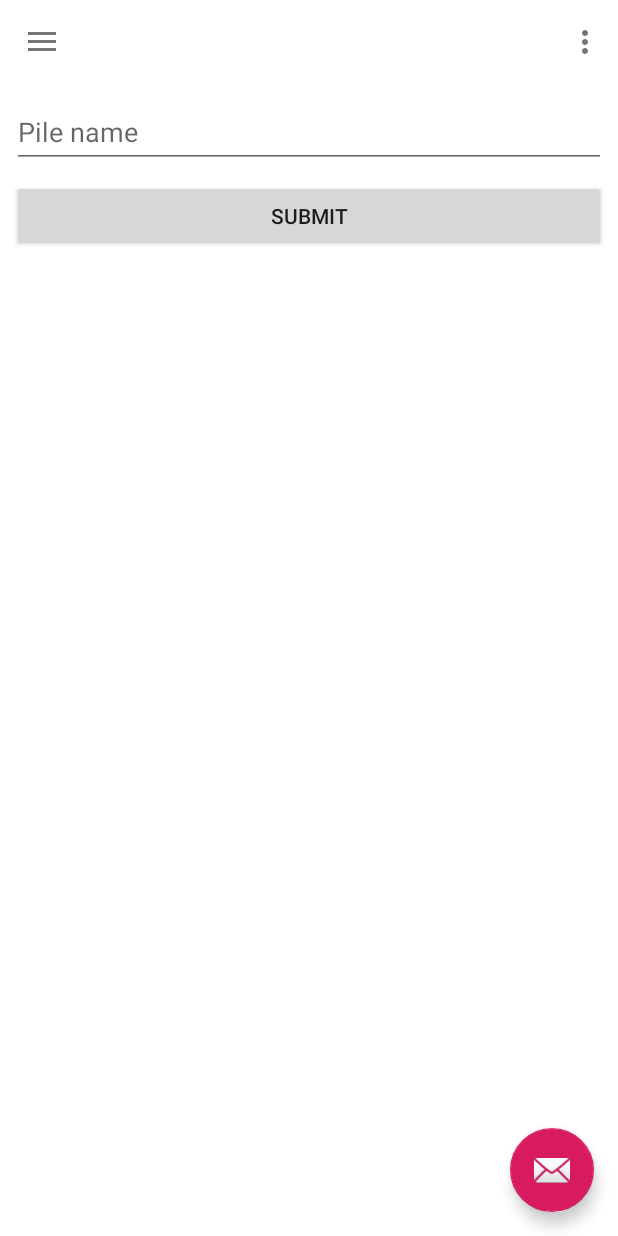
After one commit to Bryanx/byheart, an Android app: the fragment EditPileFragment placed in its activity, on a phone screen of 412 x 824 dp. The commit adds this screen. Run offline under Robolectric (Android 15) with nearby library versions, the phone set to English and light mode, and no system bars; our stand-ins replace Room's generated code; libraries missing offline, so code that uses them is left out: com.thoughtbot.expandablerecyclerview; 1 statement that could not run was skipped.

Commit message:
New piles can now be added

```diff
--- a/app/src/main/java/com/example/byheart/MainActivity.kt
+++ b/app/src/main/java/com/example/byheart/MainActivity.kt
@@ -10,7 +10,7 @@ import androidx.lifecycle.ViewModelProviders
 import androidx.recyclerview.widget.LinearLayoutManager
 import androidx.recyclerview.widget.RecyclerView
 import com.example.byheart.card.CardFragment
-import com.example.byheart.pile.Overview
+import com.example.byheart.overview.Overview
 import com.example.byheart.pile.Pile
 import com.example.byheart.pile.PileFragment
 import com.example.byheart.pile.PileViewModel
@@ -24,10 +24,13 @@ import java.util.Arrays.asList
 
 class MainActivity : BaseActivity(), NavigationView.OnNavigationItemSelectedListener {
 
+    private lateinit var recyclerView: RecyclerView
+
     override fun onCreate(savedInstanceState: Bundle?) {
         super.onCreate(savedInstanceState)
         setContentView(R.layout.activity_main)
         setSupportActionBar(toolbar)
+        supportActionBar?.title = ""
         fab.setOnClickListener { view ->
             Snackbar.make(view, "Replace with your own action", Snackbar.LENGTH_LONG)
                 .setAction("Action", null).show()
@@ -42,7 +45,7 @@ class MainActivity : BaseActivity(), NavigationView.OnNavigationItemSelectedList
     }
 
     private fun populateMenu() {
-        val recyclerView = findViewById<RecyclerView>(R.id.testlist)
+        recyclerView = findViewById(R.id.activity_main_recyclerview)
         val layoutManager = LinearLayoutManager(this)
         val pileViewModel = ViewModelProviders.of(this).get(PileViewModel::class.java)
         pileViewModel.allPiles.observe(this, Observer<List<Pile>> { piles ->
@@ -53,8 +56,10 @@ class MainActivity : BaseActivity(), NavigationView.OnNavigationItemSelectedList
         })
     }
 
+    fun closeDrawer(): Unit = drawer_layout.closeDrawer(GravityCompat.START)
+
     override fun onBackPressed() = when {
-        drawer_layout.isDrawerOpen(GravityCompat.START) -> drawer_layout.closeDrawer(GravityCompat.START)
+        drawer_layout.isDrawerOpen(GravityCompat.START) -> closeDrawer()
         else -> super.onBackPressed()
     }
 
@@ -79,7 +84,7 @@ class MainActivity : BaseActivity(), NavigationView.OnNavigationItemSelectedList
             }
         }
 
-        drawer_layout.closeDrawer(GravityCompat.START)
+        closeDrawer()
         return true
     }
 }
--- a/app/src/main/java/com/example/byheart/card/CardFragment.kt
+++ b/app/src/main/java/com/example/byheart/card/CardFragment.kt
@@ -16,6 +16,7 @@ import androidx.lifecycle.Observer
 import androidx.lifecycle.ViewModelProviders
 import androidx.recyclerview.widget.LinearLayoutManager
 import androidx.recyclerview.widget.RecyclerView
+import com.example.byheart.MainActivity
 import com.example.byheart.R
 
 class CardFragment : Fragment() {
@@ -33,6 +34,7 @@ class CardFragment : Fragment() {
         recyclerView.adapter = adapter
         recyclerView.layoutManager = LinearLayoutManager(layout.context)
         addEventHandlers(adapter)
+        (activity as MainActivity).closeDrawer()
         return layout
     }
 
--- a/app/src/main/java/com/example/byheart/pile/Overview.kt
+++ b/app/src/main/java/com/example/byheart/overview/Overview.kt
@@ -1,5 +1,6 @@
-package com.example.byheart.pile
+package com.example.byheart.overview
 
+import com.example.byheart.pile.Pile
 import com.thoughtbot.expandablerecyclerview.models.ExpandableGroup
 
 class Overview(title: String, items: List<Pile>) : ExpandableGroup<Pile>(title, items)
--- a/app/src/main/java/com/example/byheart/pile/Pile.kt
+++ b/app/src/main/java/com/example/byheart/pile/Pile.kt
@@ -9,15 +9,15 @@ import androidx.room.PrimaryKey
 @Entity
 data class Pile(@ColumnInfo(name = "name") val name: String?) : Parcelable {
     @PrimaryKey(autoGenerate = true)
-    var id: Int = 0
+    var id: Long = 0
 
     constructor(parcel: Parcel) : this(parcel.readString()) {
-        id = parcel.readInt()
+        id = parcel.readLong()
     }
 
     override fun writeToParcel(parcel: Parcel, flags: Int) {
         parcel.writeString(name)
-        parcel.writeInt(id)
+        parcel.writeLong(id)
     }
 
     override fun describeContents(): Int {
--- a/app/src/main/java/com/example/byheart/pile/PileDao.kt
+++ b/app/src/main/java/com/example/byheart/pile/PileDao.kt
@@ -13,7 +13,7 @@ interface PileDao {
     fun getAll(): LiveData<List<Pile>>
 
     @Insert
-    fun insert(pile: Pile)
+    fun insert(pile: Pile): Long
 
     @Delete
     fun delete(pile: Pile)
--- a/app/src/main/java/com/example/byheart/pile/PileRepository.kt
+++ b/app/src/main/java/com/example/byheart/pile/PileRepository.kt
@@ -10,7 +10,7 @@ class PileRepository(private val pileDao: PileDao) {
     val allPiles: LiveData<List<Pile>> = pileDao.getAll()
 
     @WorkerThread
-    suspend fun insert(pile: Pile) {
-        pileDao.insert(pile)
+    suspend fun insert(pile: Pile): Long {
+        return pileDao.insert(pile)
     }
 }
--- a/app/src/main/java/com/example/byheart/pile/PileViewModel.kt
+++ b/app/src/main/java/com/example/byheart/pile/PileViewModel.kt
@@ -4,18 +4,15 @@ import android.app.Application
 import androidx.lifecycle.AndroidViewModel
 import androidx.lifecycle.LiveData
 import com.example.byheart.shared.CardDatabase
-import kotlinx.coroutines.CoroutineScope
-import kotlinx.coroutines.Dispatchers
-import kotlinx.coroutines.Job
-import kotlinx.coroutines.launch
+import kotlinx.coroutines.*
 import kotlin.coroutines.CoroutineContext
 
 class PileViewModel(application: Application) : AndroidViewModel(application) {
 
-    private var parentJob = Job()
+    private var parentJob: Job = Job()
     private val coroutineContext: CoroutineContext
         get() = parentJob + Dispatchers.Main
-    private val scope = CoroutineScope(coroutineContext)
+    private val scope: CoroutineScope = CoroutineScope(coroutineContext)
     private val repo: PileRepository
     val allPiles: LiveData<List<Pile>>
 
@@ -25,7 +22,7 @@ class PileViewModel(application: Application) : AndroidViewModel(application) {
         allPiles = repo.allPiles
     }
 
-    fun insert(pile: Pile) = scope.launch(Dispatchers.IO) {
+    suspend fun insert(pile: Pile): Deferred<Long> = GlobalScope.async {
         repo.insert(pile)
     }
 
--- /dev/null
+++ b/app/src/main/java/com/example/byheart/pile/edit/EditPileFragment.kt
@@ -0,0 +1,51 @@
+package com.example.byheart.pile.edit
+
+import android.os.Bundle
+import android.view.LayoutInflater
+import android.view.View
+import android.view.ViewGroup
+import android.widget.Button
+import android.widget.EditText
+import androidx.appcompat.app.AppCompatActivity
+import androidx.fragment.app.Fragment
+import androidx.lifecycle.ViewModelProviders
+import com.example.byheart.MainActivity
+import com.example.byheart.R
+import com.example.byheart.card.CardFragment
+import com.example.byheart.pile.Pile
+import com.example.byheart.pile.PileViewModel
+import com.example.byheart.shared.inflate
+import kotlinx.coroutines.*
+
+class EditPileFragment : Fragment() {
+
+    private lateinit var layout: View
+    private lateinit var pileViewModel: PileViewModel
+
+    override fun onCreateView(inflater: LayoutInflater, container: ViewGroup?, savedInstanceState: Bundle?): View? {
+        layout = container!!.inflate(R.layout.content_edit_pile)
+        pileViewModel = ViewModelProviders.of(this).get(PileViewModel::class.java)
+        addEventHandlers()
+        (activity as MainActivity).closeDrawer()
+        return layout
+    }
+
+    private fun addEventHandlers() {
+        val submitButton = layout.findViewById<Button>(R.id.content_edit_pile_button_submit)
+        submitButton.setOnClickListener {
+            val editTextName = layout.findViewById<EditText>(R.id.content_edit_pile_edittext_name)
+            editTextName.clearFocus()
+            val pile = Pile(editTextName.text.toString())
+            switchToNewPile(pile)
+        }
+    }
+
+    private fun switchToNewPile(pile: Pile) = GlobalScope.launch(Dispatchers.Main) {
+        pile.id = pileViewModel.insert(pile).await()
+        activity!!.supportFragmentManager
+            .beginTransaction()
+            .replace(R.id.main_container,
+                CardFragment.newInstance(pile.name!!, pile.id.toString()))
+            .commit()
+    }
+}
--- a/app/src/main/java/com/example/byheart/shared/PileAdapter.kt
+++ b/app/src/main/java/com/example/byheart/shared/PileAdapter.kt
@@ -1,10 +1,8 @@
 package com.example.byheart.shared
 
 import android.view.ViewGroup
-import android.widget.ImageButton
-import android.widget.RelativeLayout
 import com.example.byheart.R
-import com.example.byheart.pile.OverviewViewHolder
+import com.example.byheart.overview.OverviewViewHolder
 import com.example.byheart.pile.Pile
 import com.example.byheart.pile.PileViewHolder
 import com.thoughtbot.expandablerecyclerview.ExpandableRecyclerViewAdapter
--- a/app/src/main/res/layout/activity_main.xml
+++ b/app/src/main/res/layout/activity_main.xml
@@ -6,6 +6,7 @@
         android:id="@+id/drawer_layout"
         android:layout_width="match_parent"
         android:layout_height="match_parent"
+        android:background="@color/white"
         android:fitsSystemWindows="true"
         tools:openDrawer="start">
 
@@ -24,7 +25,7 @@
             app:menu="@menu/activity_main_drawer">
 
         <androidx.recyclerview.widget.RecyclerView
-                android:id="@+id/testlist"
+                android:id="@+id/activity_main_recyclerview"
                 android:layout_width="match_parent"
                 android:layout_height="wrap_content"
                 android:layout_marginTop="192dp"
--- a/app/src/main/res/layout/app_bar_main.xml
+++ b/app/src/main/res/layout/app_bar_main.xml
@@ -21,7 +21,6 @@
 
     </com.google.android.material.appbar.AppBarLayout>
 
-
     <FrameLayout
             android:id="@+id/main_container"
             android:layout_width="match_parent"
--- a/app/src/main/res/layout/content_card.xml
+++ b/app/src/main/res/layout/content_card.xml
@@ -4,7 +4,7 @@
         xmlns:app="http://schemas.android.com/apk/res-auto"
         xmlns:tools="http://schemas.android.com/tools"
         android:layout_width="match_parent"
-        android:background="@android:color/white"
+        android:background="@android:color/transparent"
         android:layout_height="match_parent"
         tools:context=".card.CardFragment">
 
--- /dev/null
+++ b/app/src/main/res/layout/content_edit_pile.xml
@@ -0,0 +1,34 @@
+<?xml version="1.0" encoding="utf-8"?>
+<androidx.constraintlayout.widget.ConstraintLayout
+        xmlns:android="http://schemas.android.com/apk/res/android"
+        xmlns:app="http://schemas.android.com/apk/res-auto"
+        xmlns:tools="http://schemas.android.com/tools" android:layout_width="match_parent"
+        android:layout_height="match_parent">
+
+    <com.google.android.material.textfield.TextInputLayout
+            android:id="@+id/text_input_layout"
+            android:layout_width="match_parent"
+            android:layout_marginTop="?attr/actionBarSize"
+            android:layout_height="wrap_content"
+            android:hint="Pile name" app:layout_constraintTop_toTopOf="parent">
+
+        <EditText
+                android:layout_width="match_parent"
+                android:layout_height="wrap_content"
+                android:inputType="textPersonName"
+                android:ems="10"
+                android:id="@+id/content_edit_pile_edittext_name"
+                android:layout_marginStart="8dp"
+                android:layout_marginEnd="8dp"/>
+
+    </com.google.android.material.textfield.TextInputLayout>
+    <Button
+            android:text="SUBMIT"
+            android:layout_width="0dp"
+            android:layout_height="wrap_content"
+            android:id="@+id/content_edit_pile_button_submit"
+            app:layout_constraintEnd_toEndOf="parent" android:layout_marginEnd="8dp"
+            app:layout_constraintStart_toStartOf="parent" android:layout_marginStart="8dp"
+            android:layout_marginTop="8dp"
+            app:layout_constraintTop_toBottomOf="@+id/text_input_layout"/>
+</androidx.constraintlayout.widget.ConstraintLayout>
--- a/app/src/main/res/layout/list_item.xml
+++ b/app/src/main/res/layout/list_item.xml
@@ -1,6 +1,7 @@
 <?xml version="1.0" encoding="utf-8"?>
 <RelativeLayout xmlns:android="http://schemas.android.com/apk/res/android"
                 android:layout_width="match_parent"
+                android:background="?attr/selectableItemBackground"
                 android:layout_height="@dimen/menu_item_height">
 
     <ImageView android:id="@+id/list_item_circle"
```
Also changed, not shown: app/src/main/java/com/example/byheart/overview/OverviewViewHolder.kt (renamed from app/src/main/java/com/example/byheart/pile/OverviewViewHolder.kt, +15 -1 lines), app/src/main/java/com/example/byheart/pile/PileViewHolder.kt (+2 -7 lines), app/src/main/res/layout/list_group.xml (+4 -3 lines).
